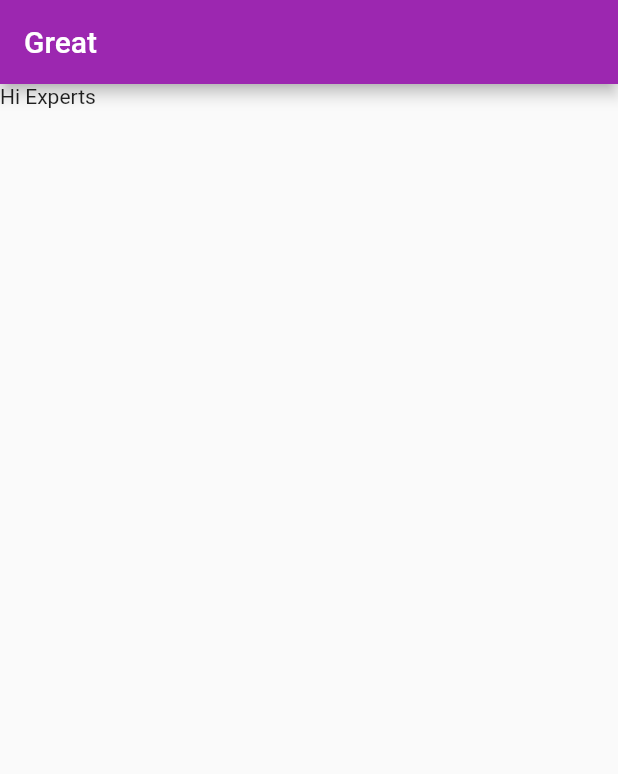
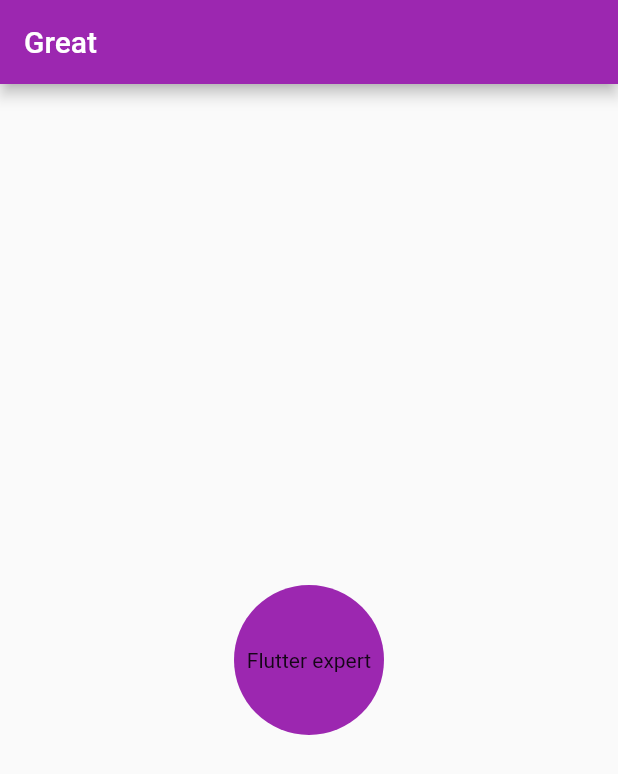
Before and after one commit to GoesToTwentyOne/Flutter_freecodecamp_project, a Flutter app: the screen it shows after launch, on a phone screen of 412 x 824 dp. Shown: the top 774 px of the screen. Run offline on Flutter 3.47's test engine with Material 2 defaults, Android fonts, the light colour scheme and no system bars.

Commit message:
shape,decoration,clipBehavior

```diff
--- a/camp/lib/main.dart
+++ b/camp/lib/main.dart
@@ -17,8 +17,19 @@ class Homepage extends StatelessWidget {
         title: Text("Great"),
 
       ),
-      body: Container(
-        child: Text("Hi Experts"),
+      body: Center(
+        child: Container(
+          height: 100,
+          width: 100,
+          padding: const EdgeInsets.all(8),
+          alignment: Alignment.center,
+          clipBehavior: Clip.antiAlias,
+          decoration: BoxDecoration(
+              color: Colors.purple,
+            shape: BoxShape.circle,
+          ),
+          child: Text("Flutter expert"),
+        ),
       ),
     );
   }
```
